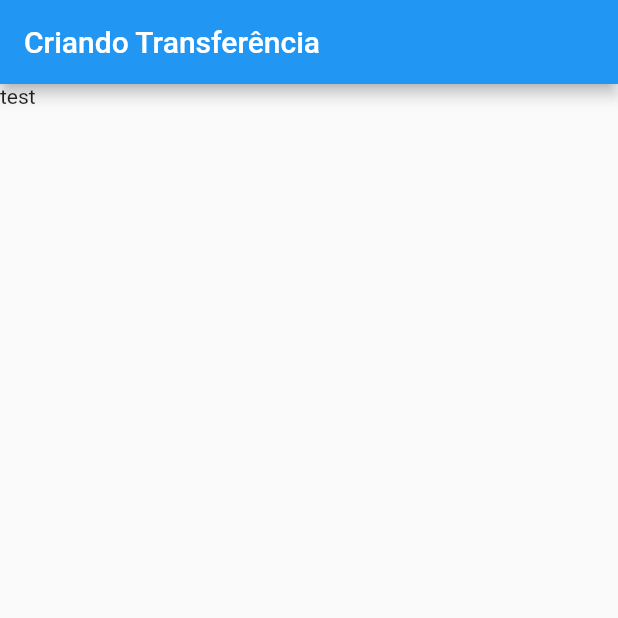
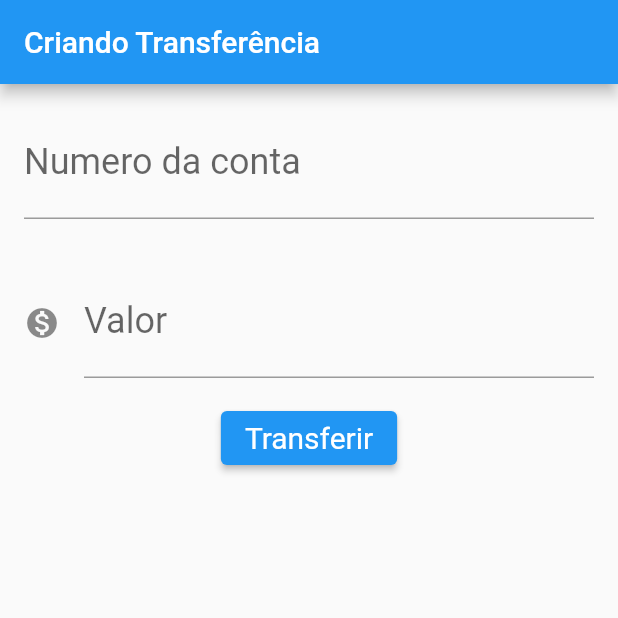
Before and after one commit to airtonsm/bytebank, a Flutter app: the screen it shows after launch, on a phone screen of 412 x 824 dp, the top half of it. Run offline on Flutter 3.47's test engine with Material 2 defaults, Android fonts, the phone set to English and light mode, and no system bars.

Commit message:
mod.3 aula-04 - montando layout

```diff
--- a/lib/main.dart
+++ b/lib/main.dart
@@ -19,11 +19,50 @@ class BytebankApp extends StatelessWidget {
 
 
 class FormularioTransferencia extends StatelessWidget{
+  final ButtonStyle style =
+  ElevatedButton.styleFrom(textStyle: const TextStyle(fontSize: 20));
+
+
   @override
   Widget build(BuildContext context) {
     return Scaffold(
       appBar: AppBar(title: Text('Criando Transferência'),),
-        body:  Text('test'));
+        body:  Column(
+          children: [
+             const Padding(
+              padding: EdgeInsets.all(16.0),
+              child: TextField(
+                style : TextStyle(
+              fontSize: 24.0
+        ),
+                decoration: InputDecoration(
+                  labelText: 'Numero da conta',
+                  hintText: '0000'
+                ),
+                keyboardType: TextInputType.number,
+              ),
+            ),
+            const Padding(
+              padding: EdgeInsets.all(16.0),
+              child: TextField(
+                style : TextStyle(
+              fontSize: 24.0
+        ),
+                decoration: InputDecoration(
+                  icon : Icon(Icons.monetization_on),
+                  labelText: 'Valor',
+                  hintText: '0.00'
+                ),
+                keyboardType: TextInputType.number,
+              ),
+            ),
+
+            ElevatedButton(
+                style: style,
+                onPressed: () {},
+                child: const Text('Transferir'))
+          ],
+        ));
   }
 }
 
```
